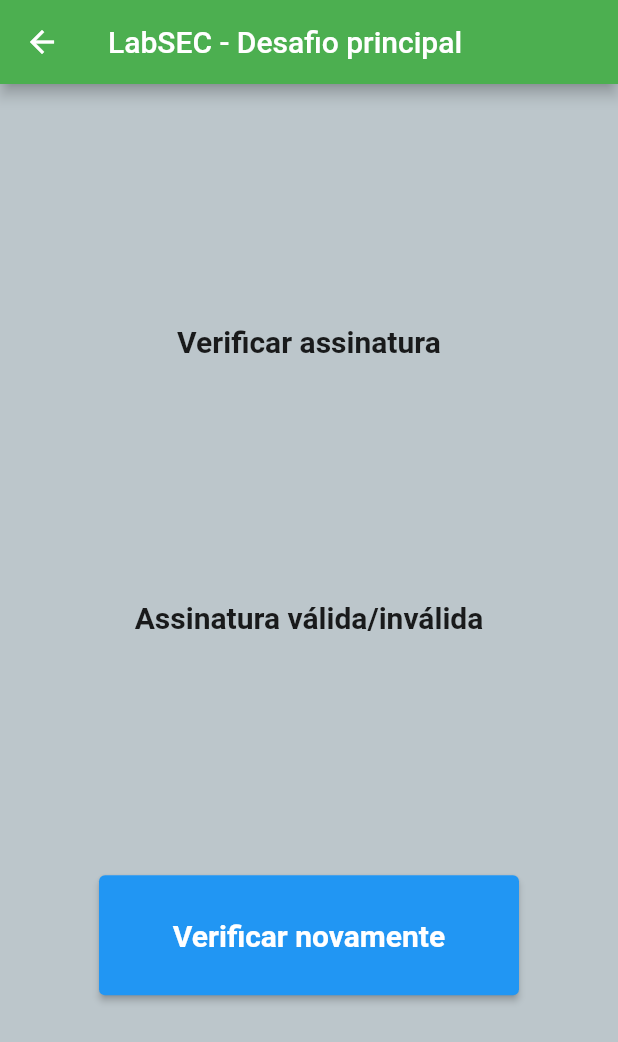
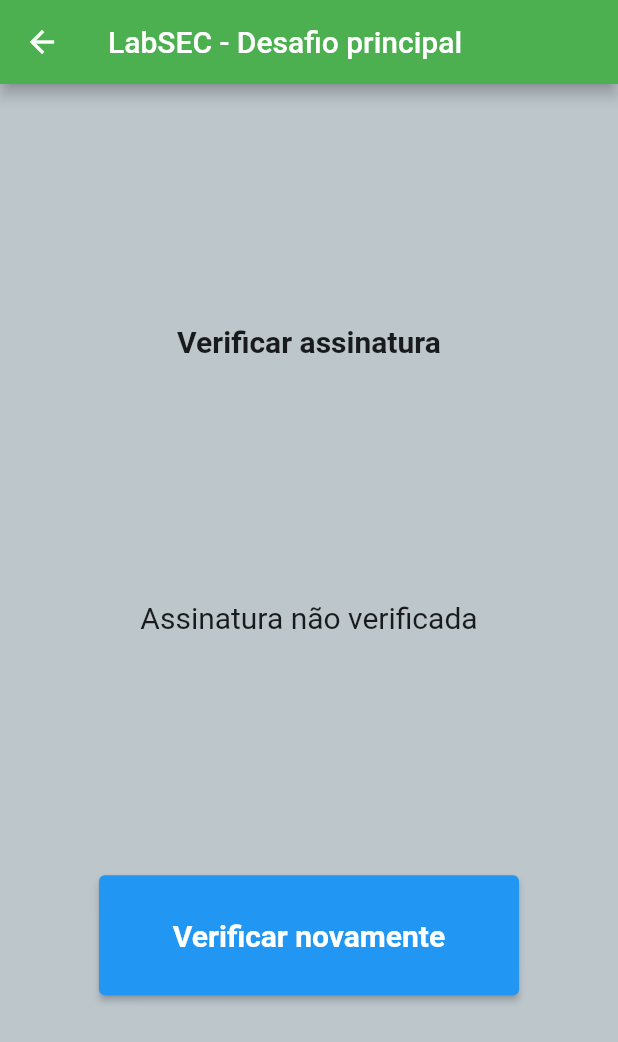
Before and after one commit to victorrgouvea/Processo-Seletivo-LabSEC, a Flutter app: the VerifySignaturePage screen opened by its route, after a tap on "Verificar novamente", on a phone screen of 412 x 824 dp. Shown: the top 1042 px of the screen. Run offline on Flutter 3.47's test engine with Material 2 defaults, Android fonts, the light colour scheme and no system bars; our stand-ins replace flutter_blue, permission_handler; missing offline and left inert: pointycastle; project files that could hold a hidden picture were left out.

Commit message:
verificação de assinatura pronta

```diff
--- a/Desafio principal/desafio_final_labsec/lib/app_provider.dart
+++ b/Desafio principal/desafio_final_labsec/lib/app_provider.dart
@@ -54,4 +54,12 @@
     _hashedList = hash;
     notifyListeners();
   }
+
+  String _signatureState = '';
+  get signatureState => _signatureState;
+
+  void setSignatureState(sigState) {
+    _signatureState = sigState;
+    notifyListeners();
+  }
 }
--- a/Desafio principal/desafio_final_labsec/lib/verify_signature_page.dart
+++ b/Desafio principal/desafio_final_labsec/lib/verify_signature_page.dart
@@ -1,4 +1,7 @@
 import 'package:flutter/material.dart';
+import 'package:pointycastle/export.dart' hide State;
+import 'package:provider/provider.dart';
+import 'app_provider.dart';
 
 class VerifySignaturePage extends StatefulWidget {
   const VerifySignaturePage({super.key});
@@ -10,6 +13,29 @@
 class _VerifySignaturePageState extends State<VerifySignaturePage> {
   @override
   Widget build(BuildContext context) {
+    var publicKey = context.watch<AppProvider>().publicKey;
+    var signature = context.watch<AppProvider>().signature;
+    var signedData = context.watch<AppProvider>().hashedList;
+    String signatureState = context.watch<AppProvider>().signatureState;
+
+    bool verifySignature() {
+      // Cria o objeto RSASigner, agora utilizando a chave pública
+      // e passando false no init para indicar que é um verificador
+      final verifier = RSASigner(SHA256Digest(), '0609608648016503040201');
+      verifier.init(false, PublicKeyParameter<RSAPublicKey>(publicKey));
+
+      // Utiliza o hash criado a partir da lista de dispositivos e
+      // a assinatura gerada para verificar se a assinatura é valida
+      bool isValid;
+      try {
+        isValid = verifier.verifySignature(signedData, signature);
+      } on ArgumentError {
+        isValid = false;
+      }
+
+      return isValid;
+    }
+
     return Scaffold(
       appBar: AppBar(
         title: const Text('LabSEC - Desafio principal'),
@@ -24,14 +50,24 @@
               'Verificar assinatura',
               style: TextStyle(fontWeight: FontWeight.bold, fontSize: 20),
             ),
-            const Text(
-              'Assinatura válida/inválida',
-              style: TextStyle(fontWeight: FontWeight.bold, fontSize: 20),
-            ),
+            // Condição para escolher o texto antes ou depois da verificação
+            (signatureState == '')
+                ? const Text(
+                    'Assinatura não verificada',
+                    style:
+                        TextStyle(fontWeight: FontWeight.normal, fontSize: 20),
+                  )
+                : Text(
+                    'Assinatura $signatureState',
+                    style: const TextStyle(
+                        fontWeight: FontWeight.normal, fontSize: 20),
+                  ),
             ElevatedButton(
               style: ElevatedButton.styleFrom(minimumSize: const Size(280, 80)),
               onPressed: () {
-                print('verificar novamente');
+                bool isValid = verifySignature();
+                String result = (isValid) ? 'válida' : 'inválida';
+                context.read<AppProvider>().setSignatureState(result);
               },
               child: const Text(
                 'Verificar novamente',
```
